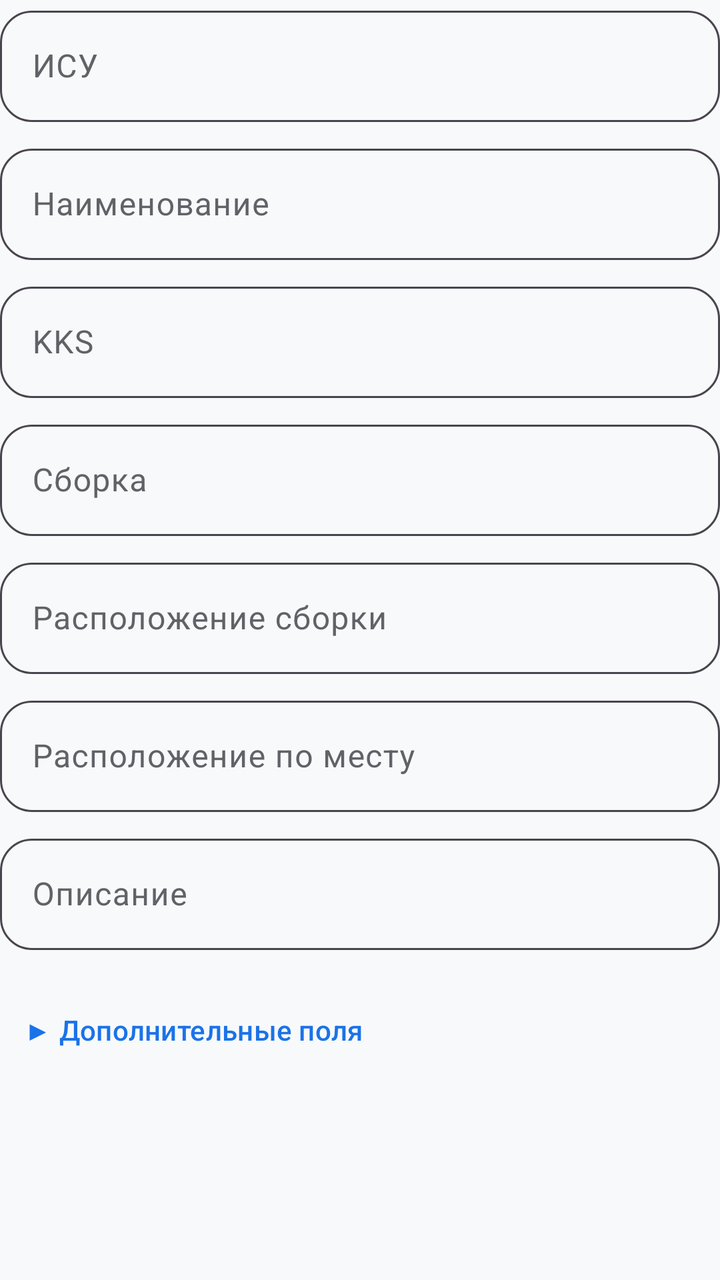
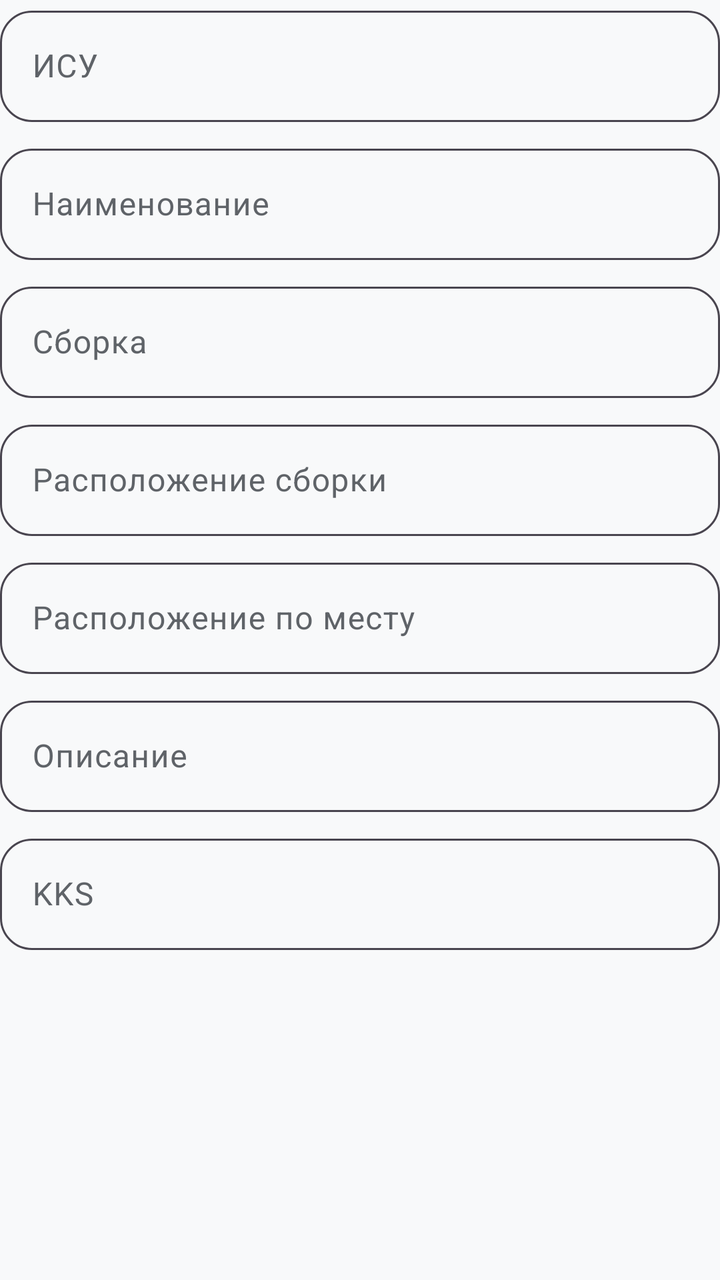

The first picture is an Android layout as it rendered before a commit; the second is the same layout after the commit. The layout source and the unified diff follow.
<!-- AndroidManifest.xml: application theme Theme.FocusApp -->
<!-- res/layout/view_valve_fields.xml -->
<?xml version="1.0" encoding="utf-8"?>
<LinearLayout xmlns:android="http://schemas.android.com/apk/res/android"
    android:layout_width="match_parent"
    android:layout_height="wrap_content"
    android:orientation="vertical">

    <com.google.android.material.textfield.TextInputLayout
        style="@style/RoundedOutlinedBox"
        android:layout_width="match_parent"
        android:layout_height="wrap_content"
        android:hint="ИСУ"
        android:layout_marginBottom="8dp">
        <com.google.android.material.textfield.TextInputEditText
            android:id="@+id/etIsy"
            android:layout_width="match_parent"
            android:layout_height="wrap_content"
            android:inputType="text" />
    </com.google.android.material.textfield.TextInputLayout>

    <com.google.android.material.textfield.TextInputLayout
        style="@style/RoundedOutlinedBox"
        android:layout_width="match_parent"
        android:layout_height="wrap_content"
        android:hint="Наименование"
        android:layout_marginBottom="8dp">
        <com.google.android.material.textfield.TextInputEditText
            android:id="@+id/etValveName"
            android:layout_width="match_parent"
            android:layout_height="wrap_content"
            android:inputType="text" />
    </com.google.android.material.textfield.TextInputLayout>

    <com.google.android.material.textfield.TextInputLayout
        style="@style/RoundedOutlinedBox"
        android:layout_width="match_parent"
        android:layout_height="wrap_content"
        android:hint="KKS"
        android:layout_marginBottom="8dp">
        <com.google.android.material.textfield.TextInputEditText
            android:id="@+id/etValveKks"
            android:layout_width="match_parent"
            android:layout_height="wrap_content"
            android:inputType="text" />
    </com.google.android.material.textfield.TextInputLayout>

    <com.google.android.material.textfield.TextInputLayout
        style="@style/RoundedOutlinedBox"
        android:layout_width="match_parent"
        android:layout_height="wrap_content"
        android:hint="Сборка"
        android:layout_marginBottom="8dp">
        <com.google.android.material.textfield.TextInputEditText
            android:id="@+id/etPowerCabinet"
            android:layout_width="match_parent"
            android:layout_height="wrap_content"
            android:inputType="text" />
    </com.google.android.material.textfield.TextInputLayout>

    <com.google.android.material.textfield.TextInputLayout
        style="@style/RoundedOutlinedBox"
        android:layout_width="match_parent"
        android:layout_height="wrap_content"
        android:hint="Расположение сборки"
        android:layout_marginBottom="8dp">
        <com.google.android.material.textfield.TextInputEditText
            android:id="@+id/etLocationDescription"
            android:layout_width="match_parent"
            android:layout_height="wrap_content"
            android:inputType="text" />
    </com.google.android.material.textfield.TextInputLayout>

    <com.google.android.material.textfield.TextInputLayout
        style="@style/RoundedOutlinedBox"
        android:layout_width="match_parent"
        android:layout_height="wrap_content"
        android:hint="Расположение по месту"
        android:layout_marginBottom="8dp">
        <com.google.android.material.textfield.TextInputEditText
            android:id="@+id/etOnPlace"
            android:layout_width="match_parent"
            android:layout_height="wrap_content"
            android:inputType="text" />
    </com.google.android.material.textfield.TextInputLayout>

    <com.google.android.material.textfield.TextInputLayout
        style="@style/RoundedOutlinedBox"
        android:layout_width="match_parent"
        android:layout_height="wrap_content"
        android:hint="Описание"
        android:layout_marginBottom="8dp">
        <com.google.android.material.textfield.TextInputEditText
            android:id="@+id/etValveFullName"
            android:layout_width="match_parent"
            android:layout_height="wrap_content"
            android:inputType="text" />
    </com.google.android.material.textfield.TextInputLayout>

    <com.google.android.material.button.MaterialButton
        android:id="@+id/btnToggleExtra"
        android:layout_width="wrap_content"
        android:layout_height="wrap_content"
        android:layout_marginTop="8dp"
        android:layout_marginBottom="8dp"
        android:text="@string/toggle_extra_fields"
        style="@style/Widget.Material3.Button.TextButton" />

    <LinearLayout
        android:id="@+id/extraFieldsContainer"
        android:layout_width="match_parent"
        android:layout_height="wrap_content"
        android:orientation="vertical"
        android:visibility="gone">

        <com.google.android.material.textfield.TextInputLayout
            style="@style/RoundedOutlinedBox"
            android:layout_width="match_parent"
            android:layout_height="wrap_content"
            android:hint="name_eng"
            android:layout_marginBottom="8dp">
            <com.google.android.material.textfield.TextInputEditText
                android:id="@+id/etNameEng"
                android:layout_width="match_parent"
                android:layout_height="wrap_content"
                android:inputType="text" />
        </com.google.android.material.textfield.TextInputLayout>

        <com.google.android.material.textfield.TextInputLayout
            style="@style/RoundedOutlinedBox"
            android:layout_width="match_parent"
            android:layout_height="wrap_content"
            android:hint="ap_50"
            android:layout_marginBottom="8dp">
            <com.google.android.material.textfield.TextInputEditText
                android:id="@+id/etAp50"
                android:layout_width="match_parent"
                android:layout_height="wrap_content"
                android:inputType="text" />
        </com.google.android.material.textfield.TextInputLayout>

        <com.google.android.material.textfield.TextInputLayout
            style="@style/RoundedOutlinedBox"
            android:layout_width="match_parent"
            android:layout_height="wrap_content"
            android:hint="mark"
            android:layout_marginBottom="8dp">
            <com.google.android.material.textfield.TextInputEditText
                android:id="@+id/etMark"
                android:layout_width="match_parent"
                android:layout_height="wrap_content"
                android:inputType="text" />
        </com.google.android.material.textfield.TextInputLayout>

        <com.google.android.material.textfield.TextInputLayout
            style="@style/RoundedOutlinedBox"
            android:layout_width="match_parent"
            android:layout_height="wrap_content"
            android:hint="cda_cabinet"
            android:layout_marginBottom="8dp">
            <com.google.android.material.textfield.TextInputEditText
                android:id="@+id/etCdaCabinet"
                android:layout_width="match_parent"
                android:layout_height="wrap_content"
                android:inputType="text" />
        </com.google.android.material.textfield.TextInputLayout>

        <com.google.android.material.textfield.TextInputLayout
            style="@style/RoundedOutlinedBox"
            android:layout_width="match_parent"
            android:layout_height="wrap_content"
            android:hint="cda_cabinet_position"
            android:layout_marginBottom="8dp">
            <com.google.android.material.textfield.TextInputEditText
                android:id="@+id/etCdaCabinetPosition"
                android:layout_width="match_parent"
                android:layout_height="wrap_content"
                android:inputType="text" />
        </com.google.android.material.textfield.TextInputLayout>

        <com.google.android.material.textfield.TextInputLayout
            style="@style/RoundedOutlinedBox"
            android:layout_width="match_parent"
            android:layout_height="wrap_content"
            android:hint="slot"
            android:layout_marginBottom="8dp">
            <com.google.android.material.textfield.TextInputEditText
                android:id="@+id/etSlot"
                android:layout_width="match_parent"
                android:layout_height="wrap_content"
                android:inputType="text" />
        </com.google.android.material.textfield.TextInputLayout>

    </LinearLayout>
</LinearLayout>
<!-- resources referenced by this layout -->
<resources>
  <string name="toggle_extra_fields">▶ Дополнительные поля</string>
  <style name="RoundedOutlinedBox" parent="Widget.Material3.TextInputLayout.OutlinedBox">
          <item name="boxCornerRadiusBottomEnd">16dp</item>
          <item name="boxCornerRadiusBottomStart">16dp</item>
          <item name="boxCornerRadiusTopEnd">16dp</item>
          <item name="boxCornerRadiusTopStart">16dp</item>
          <item name="boxStrokeColor">@color/selector_text_input_layout_stroke</item>
          <item name="hintTextColor">?android:attr/textColorSecondary</item>
      </style>
  <style name="Theme.FocusApp" parent="Theme.Material3.DayNight.NoActionBar">
          
          <item name="colorPrimary">@color/primary</item>
          <item name="colorPrimaryContainer">@color/primary_container</item>
          <item name="colorSecondary">@color/secondary</item>
          <item name="colorTertiary">@color/tertiary</item>
  
          
          <item name="colorOnPrimary">@color/on_primary</item>
          <item name="colorOnSurface">@color/on_surface</item>
          <item name="colorOnSurfaceVariant">@color/on_surface_secondary</item>
  
          
          <item name="colorSurface">@color/surface</item>
          <item name="colorSurfaceVariant">@color/surface_variant</item>
          <item name="android:colorBackground">@color/background</item>
  
          
          <item name="android:statusBarColor">@color/status_bar</item>
  
          
          <item name="android:navigationBarColor">@color/surface</item>
  
          
          <item name="android:forceDarkAllowed" tools:targetApi="q">false</item>
      </style>
  <color name="primary">#1A73E8</color>
  <color name="primary_container">#D2E3FC</color>
  <color name="secondary">#03DAC6</color>
  <color name="tertiary">#FF6B6B</color>
  <color name="on_primary">#FFFFFF</color>
  <color name="on_surface">#202124</color>
  <color name="on_surface_secondary">#5F6368</color>
  <color name="surface">#FFFFFF</color>
  <color name="surface_variant">#F5F5F5</color>
  <color name="background">#F8F9FA</color>
  <color name="status_bar">#FFFFFF</color>
</resources>

<!-- the commit's change to res/layout/view_valve_fields.xml (unified diff, before → after) -->
@@ -25,19 +25,6 @@
         android:layout_marginBottom="8dp">
         <com.google.android.material.textfield.TextInputEditText
             android:id="@+id/etValveName"
-            android:layout_width="match_parent"
-            android:layout_height="wrap_content"
-            android:inputType="text" />
-    </com.google.android.material.textfield.TextInputLayout>
-
-    <com.google.android.material.textfield.TextInputLayout
-        style="@style/RoundedOutlinedBox"
-        android:layout_width="match_parent"
-        android:layout_height="wrap_content"
-        android:hint="KKS"
-        android:layout_marginBottom="8dp">
-        <com.google.android.material.textfield.TextInputEditText
-            android:id="@+id/etValveKks"
             android:layout_width="match_parent"
             android:layout_height="wrap_content"
             android:inputType="text" />
@@ -95,99 +82,17 @@
             android:inputType="text" />
     </com.google.android.material.textfield.TextInputLayout>
 
-    <com.google.android.material.button.MaterialButton
-        android:id="@+id/btnToggleExtra"
-        android:layout_width="wrap_content"
-        android:layout_height="wrap_content"
-        android:layout_marginTop="8dp"
-        android:layout_marginBottom="8dp"
-        android:text="@string/toggle_extra_fields"
-        style="@style/Widget.Material3.Button.TextButton" />
-
-    <LinearLayout
-        android:id="@+id/extraFieldsContainer"
+    <com.google.android.material.textfield.TextInputLayout
+        style="@style/RoundedOutlinedBox"
         android:layout_width="match_parent"
         android:layout_height="wrap_content"
-        android:orientation="vertical"
-        android:visibility="gone">
-
-        <com.google.android.material.textfield.TextInputLayout
-            style="@style/RoundedOutlinedBox"
+        android:hint="KKS"
+        android:layout_marginBottom="8dp">
+        <com.google.android.material.textfield.TextInputEditText
+            android:id="@+id/etValveKks"
             android:layout_width="match_parent"
             android:layout_height="wrap_content"
-            android:hint="name_eng"
-            android:layout_marginBottom="8dp">
-            <com.google.android.material.textfield.TextInputEditText
-                android:id="@+id/etNameEng"
-                android:layout_width="match_parent"
-                android:layout_height="wrap_content"
-                android:inputType="text" />
-        </com.google.android.material.textfield.TextInputLayout>
+            android:inputType="text" />
+    </com.google.android.material.textfield.TextInputLayout>
 
-        <com.google.android.material.textfield.TextInputLayout
-            style="@style/RoundedOutlinedBox"
-            android:layout_width="match_parent"
-            android:layout_height="wrap_content"
-            android:hint="ap_50"
-            android:layout_marginBottom="8dp">
-            <com.google.android.material.textfield.TextInputEditText
-                android:id="@+id/etAp50"
-                android:layout_width="match_parent"
-                android:layout_height="wrap_content"
-                android:inputType="text" />
-        </com.google.android.material.textfield.TextInputLayout>
-
-        <com.google.android.material.textfield.TextInputLayout
-            style="@style/RoundedOutlinedBox"
-            android:layout_width="match_parent"
-            android:layout_height="wrap_content"
-            android:hint="mark"
-            android:layout_marginBottom="8dp">
-            <com.google.android.material.textfield.TextInputEditText
-                android:id="@+id/etMark"
-                android:layout_width="match_parent"
-                android:layout_height="wrap_content"
-                android:inputType="text" />
-        </com.google.android.material.textfield.TextInputLayout>
-
-        <com.google.android.material.textfield.TextInputLayout
-            style="@style/RoundedOutlinedBox"
-            android:layout_width="match_parent"
-            android:layout_height="wrap_content"
-            android:hint="cda_cabinet"
-            android:layout_marginBottom="8dp">
-            <com.google.android.material.textfield.TextInputEditText
-                android:id="@+id/etCdaCabinet"
-                android:layout_width="match_parent"
-                android:layout_height="wrap_content"
-                android:inputType="text" />
-        </com.google.android.material.textfield.TextInputLayout>
-
-        <com.google.android.material.textfield.TextInputLayout
-            style="@style/RoundedOutlinedBox"
-            android:layout_width="match_parent"
-            android:layout_height="wrap_content"
-            android:hint="cda_cabinet_position"
-            android:layout_marginBottom="8dp">
-            <com.google.android.material.textfield.TextInputEditText
-                android:id="@+id/etCdaCabinetPosition"
-                android:layout_width="match_parent"
-                android:layout_height="wrap_content"
-                android:inputType="text" />
-        </com.google.android.material.textfield.TextInputLayout>
-
-        <com.google.android.material.textfield.TextInputLayout
-            style="@style/RoundedOutlinedBox"
-            android:layout_width="match_parent"
-            android:layout_height="wrap_content"
-            android:hint="slot"
-            android:layout_marginBottom="8dp">
-            <com.google.android.material.textfield.TextInputEditText
-                android:id="@+id/etSlot"
-                android:layout_width="match_parent"
-                android:layout_height="wrap_content"
-                android:inputType="text" />
-        </com.google.android.material.textfield.TextInputLayout>
-
-    </LinearLayout>
 </LinearLayout>
<!-- resource entries referenced after the edit -->
@@ -1,6 +1,5 @@
 <!-- resources referenced by this layout -->
 <resources>
-  <string name="toggle_extra_fields">▶ Дополнительные поля</string>
   <style name="RoundedOutlinedBox" parent="Widget.Material3.TextInputLayout.OutlinedBox">
           <item name="boxCornerRadiusBottomEnd">16dp</item>
           <item name="boxCornerRadiusBottomStart">16dp</item>
